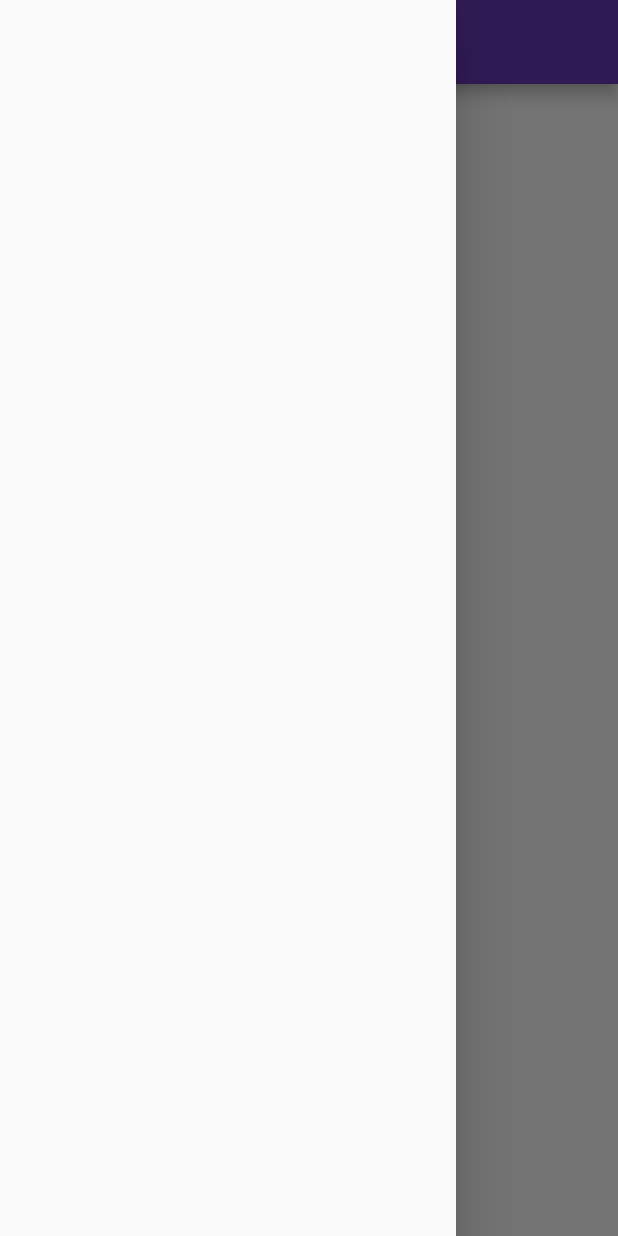
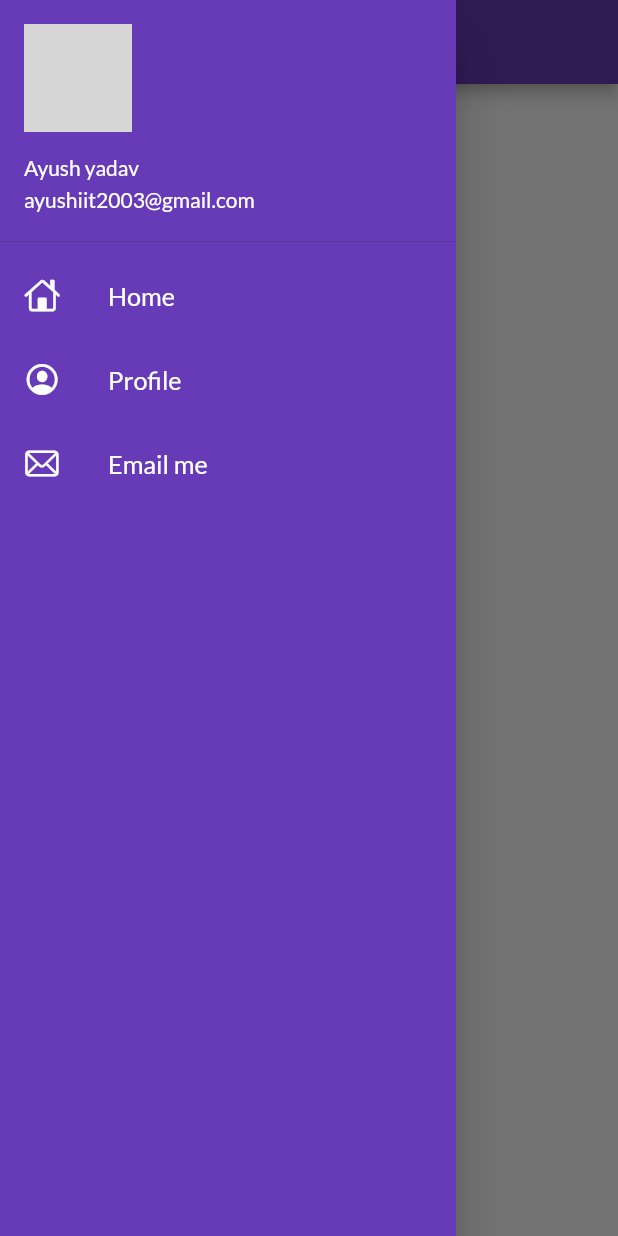
Before and after one commit to ayyysh04/Catalog_app, a Flutter app: the HomePage screen opened by its route, with the side drawer open, on a phone screen of 412 x 824 dp. Run offline on Flutter 3.47's test engine with Material 2 defaults, Android fonts, the phone set to English and light mode, and no system bars; our stand-ins replace google_fonts; network calls fail; grey boxes are pictures that could not be loaded.

Commit message:
redifined the drawer

```diff
--- a/lib/main.dart
+++ b/lib/main.dart
@@ -21,7 +21,8 @@
   {
     return MaterialApp //we have to return an app (materialapp,cupertino app,widget app) before doing anything
         (
-      // debugShowCheckedModeBanner: false, //to disable debug symbol at corner (it will be automatically removed when app goes for production)
+      debugShowCheckedModeBanner:
+          false, //to disable debug symbol at corner (it will be automatically removed when app goes for production)
       //home: HomePage(),//home or root route of our app
       //"/" route and home: cant be used together as they are same
       themeMode: ThemeMode.light,
--- a/lib/pages/home_page.dart
+++ b/lib/pages/home_page.dart
@@ -1,4 +1,5 @@
 import 'package:flutter/material.dart';
+import 'package:flutter_catalog/widgets/drawer.dart';
 
 class HomePage extends StatelessWidget {
   @override
@@ -14,7 +15,7 @@
           child: Text("Welcome"),
         ),
       ),
-      drawer: Drawer(),
+      drawer: MyDrawer(),
     );
   }
 }
--- /dev/null
+++ b/lib/widgets/drawer.dart
@@ -0,0 +1,68 @@
+import 'package:flutter/cupertino.dart';
+import 'package:flutter/material.dart';
+
+class MyDrawer extends StatelessWidget {
+  const MyDrawer({Key? key}) : super(key: key);
+
+  @override
+  Widget build(BuildContext context) {
+    final imageUrl = "https://ayyysh04.github.io/me.jpg";
+    return Drawer(
+      child: Container(
+        color: Colors.deepPurple,
+        child: ListView(
+          padding: EdgeInsets.zero,
+          children: [
+            DrawerHeader(
+                padding: EdgeInsets.zero,
+                child: UserAccountsDrawerHeader(
+                    margin: EdgeInsets.zero,
+                    // decoration: BoxDecoration(color: Colors.red),
+                    accountName: Text("Ayush yadav"),
+                    accountEmail: Text("ayushiit2003@gmail.com"),
+                    currentAccountPicture: CircleAvatar(
+                      backgroundImage: NetworkImage(imageUrl),
+                    )
+                    // Image.network(imageUrl): to get image from newtork ie from online
+                    //Image.asset(name) : to get image from asset/from out own file
+                    )),
+            ListTile(
+              leading: Icon(
+                CupertinoIcons.home,
+                color: Colors.white,
+              ),
+              title: Text(
+                "Home",
+                textScaleFactor: 1.2,
+                style: TextStyle(color: Colors.white),
+              ),
+            ),
+            ListTile(
+              leading: Icon(
+                CupertinoIcons.profile_circled,
+                color: Colors.white,
+              ),
+              title: Text(
+                "Profile",
+                textScaleFactor: 1.2,
+                style: TextStyle(color: Colors.white),
+              ),
+            ),
+            ListTile(
+              // onTap: ,
+              leading: Icon(
+                CupertinoIcons.mail,
+                color: Colors.white,
+              ),
+              title: Text(
+                "Email me",
+                textScaleFactor: 1.2,
+                style: TextStyle(color: Colors.white),
+              ),
+            )
+          ],
+        ),
+      ),
+    );
+  }
+}
```
Also changed, not shown: lib/pages/login_page.dart (+67 -17 lines).
